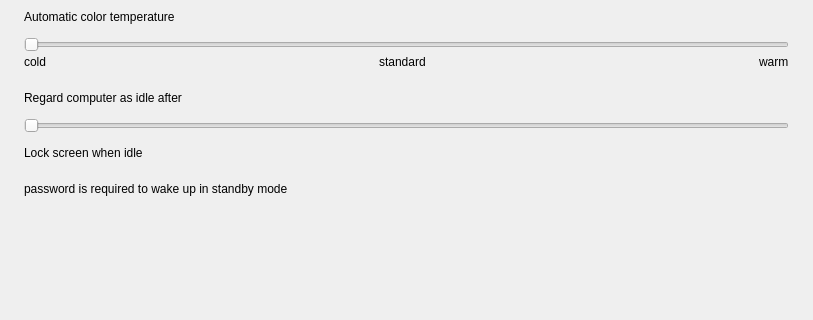
First picture: the form in plugins/power/pages/general-settings-page.ui, repository openeuler-mirror/kiran-control-panel, before the edit; both pictures show x 0 to 813 and y 368 to 688 of the 813 by 832 pixel window.
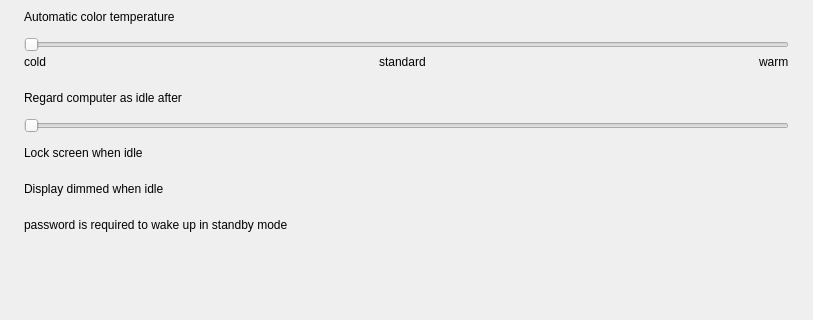
Second picture: the form after the edit.

Commit message:
feat(power): Supports dimming the monitor during idle time
- 支持空闲时调暗显示器

Related #76040

Diff of the .ui file:
```diff
--- a/plugins/power/pages/general-settings-page.ui
+++ b/plugins/power/pages/general-settings-page.ui
@@ -796,6 +796,60 @@
                </item>
               </layout>
              </item>
+             <item>
+              <spacer name="verticalSpacer_18">
+               <property name="orientation">
+                <enum>Qt::Vertical</enum>
+               </property>
+               <property name="sizeType">
+                <enum>QSizePolicy::Fixed</enum>
+               </property>
+               <property name="sizeHint" stdset="0">
+                <size>
+                 <width>20</width>
+                 <height>16</height>
+                </size>
+               </property>
+              </spacer>
+             </item>
+             <item>
+              <widget class="QWidget" name="widget_displayIdleDimmed" native="true">
+               <layout class="QHBoxLayout" name="layout_displayIdleDimmed">
+                <property name="leftMargin">
+                 <number>0</number>
+                </property>
+                <property name="topMargin">
+                 <number>0</number>
+                </property>
+                <property name="rightMargin">
+                 <number>0</number>
+                </property>
+                <property name="bottomMargin">
+                 <number>0</number>
+                </property>
+                <item>
+                 <widget class="QLabel" name="label_12">
+                  <property name="text">
+                   <string>Display dimmed when idle</string>
+                  </property>
+                 </widget>
+                </item>
+                <item>
+                 <spacer name="horizontalSpacer_8">
+                  <property name="orientation">
+                   <enum>Qt::Horizontal</enum>
+                  </property>
+                  <property name="sizeHint" stdset="0">
+                   <size>
+                    <width>40</width>
+                    <height>20</height>
+                   </size>
+                  </property>
+                 </spacer>
+                </item>
+               </layout>
+              </widget>
+             </item>
              <item>
               <spacer name="verticalSpacer">
                <property name="orientation">
```
The commit also changes 2 other files.
